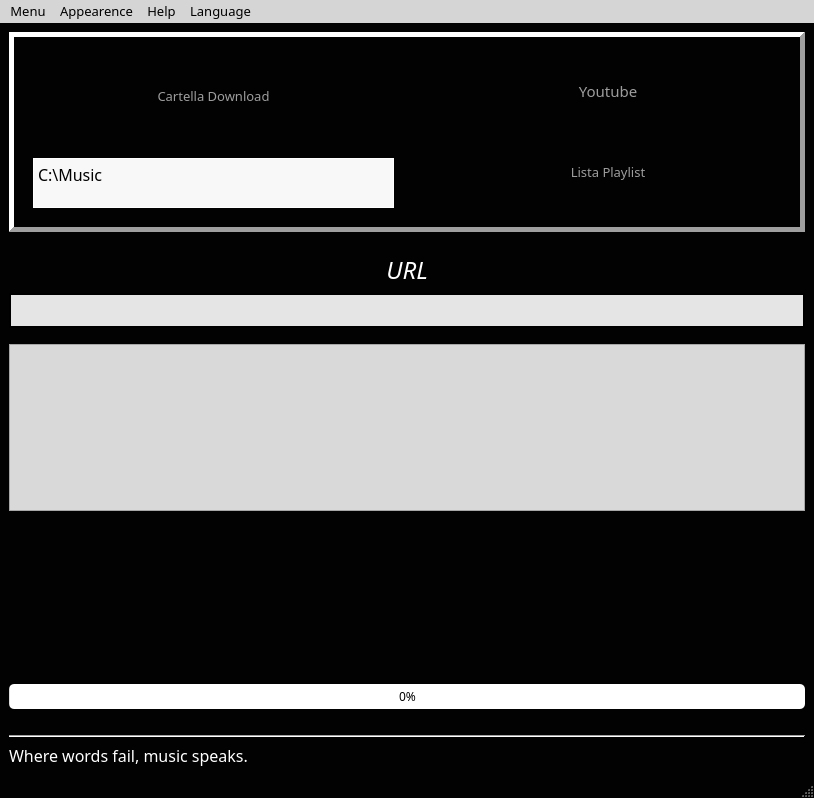
Above: gui/gui_main.ui from kekfic/mytunefy before the change. Below: the same form after it.
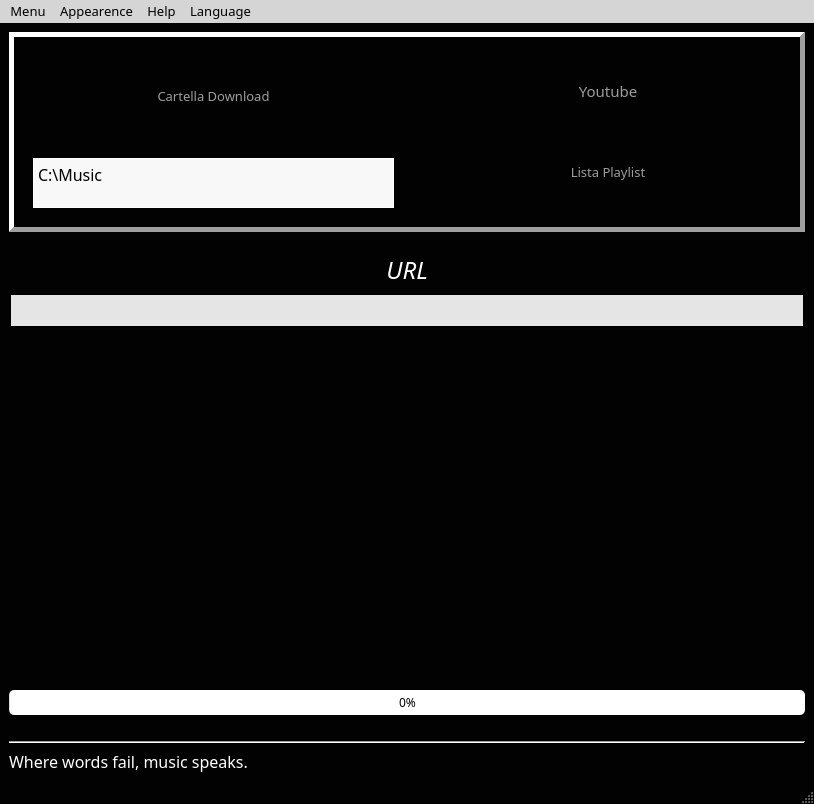
That is the form after the change. Icons and pictures are not drawn.

Diff of the .ui file:
```diff
--- a/gui/gui_main.ui
+++ b/gui/gui_main.ui
@@ -7,7 +7,7 @@
     <x>0</x>
     <y>0</y>
     <width>814</width>
-    <height>798</height>
+    <height>804</height>
    </rect>
   </property>
   <property name="maximumSize">
@@ -805,115 +805,169 @@
       <property name="palette">
        <palette>
         <active>
+         <colorrole role="WindowText">
+          <brush brushstyle="SolidPattern">
+           <color alpha="255">
+            <red>255</red>
+            <green>255</green>
+            <blue>255</blue>
+           </color>
+          </brush>
+         </colorrole>
          <colorrole role="Button">
           <brush brushstyle="SolidPattern">
            <color alpha="255">
-            <red>217</red>
-            <green>217</green>
-            <blue>217</blue>
+            <red>2</red>
+            <green>2</green>
+            <blue>2</blue>
            </color>
           </brush>
          </colorrole>
          <colorrole role="Text">
           <brush brushstyle="SolidPattern">
            <color alpha="255">
-            <red>0</red>
-            <green>149</green>
-            <blue>0</blue>
+            <red>255</red>
+            <green>255</green>
+            <blue>255</blue>
+           </color>
+          </brush>
+         </colorrole>
+         <colorrole role="ButtonText">
+          <brush brushstyle="SolidPattern">
+           <color alpha="255">
+            <red>255</red>
+            <green>255</green>
+            <blue>255</blue>
            </color>
           </brush>
          </colorrole>
          <colorrole role="Base">
           <brush brushstyle="SolidPattern">
            <color alpha="255">
-            <red>217</red>
-            <green>217</green>
-            <blue>217</blue>
+            <red>2</red>
+            <green>2</green>
+            <blue>2</blue>
            </color>
           </brush>
          </colorrole>
          <colorrole role="Window">
           <brush brushstyle="SolidPattern">
            <color alpha="255">
-            <red>217</red>
-            <green>217</green>
-            <blue>217</blue>
+            <red>2</red>
+            <green>2</green>
+            <blue>2</blue>
            </color>
           </brush>
          </colorrole>
         </active>
         <inactive>
+         <colorrole role="WindowText">
+          <brush brushstyle="SolidPattern">
+           <color alpha="255">
+            <red>255</red>
+            <green>255</green>
+            <blue>255</blue>
+           </color>
+          </brush>
+         </colorrole>
          <colorrole role="Button">
           <brush brushstyle="SolidPattern">
            <color alpha="255">
-            <red>217</red>
-            <green>217</green>
-            <blue>217</blue>
+            <red>2</red>
+            <green>2</green>
+            <blue>2</blue>
            </color>
           </brush>
          </colorrole>
          <colorrole role="Text">
           <brush brushstyle="SolidPattern">
            <color alpha="255">
-            <red>0</red>
-            <green>149</green>
-            <blue>0</blue>
+            <red>255</red>
+            <green>255</green>
+            <blue>255</blue>
+           </color>
+          </brush>
+         </colorrole>
+         <colorrole role="ButtonText">
+          <brush brushstyle="SolidPattern">
+           <color alpha="255">
+            <red>255</red>
+            <green>255</green>
+            <blue>255</blue>
            </color>
           </brush>
          </colorrole>
          <colorrole role="Base">
           <brush brushstyle="SolidPattern">
            <color alpha="255">
-            <red>217</red>
-            <green>217</green>
-            <blue>217</blue>
+            <red>2</red>
+            <green>2</green>
+            <blue>2</blue>
            </color>
           </brush>
          </colorrole>
          <colorrole role="Window">
           <brush brushstyle="SolidPattern">
            <color alpha="255">
-            <red>217</red>
-            <green>217</green>
-            <blue>217</blue>
+            <red>2</red>
+            <green>2</green>
+            <blue>2</blue>
            </color>
           </brush>
          </colorrole>
         </inactive>
         <disabled>
+         <colorrole role="WindowText">
+          <brush brushstyle="SolidPattern">
+           <color alpha="255">
+            <red>255</red>
+            <green>255</green>
+            <blue>255</blue>
+           </color>
+          </brush>
+         </colorrole>
          <colorrole role="Button">
           <brush brushstyle="SolidPattern">
            <color alpha="255">
-            <red>217</red>
-            <green>217</green>
-            <blue>217</blue>
+            <red>2</red>
+            <green>2</green>
+            <blue>2</blue>
            </color>
           </brush>
          </colorrole>
          <colorrole role="Text">
           <brush brushstyle="SolidPattern">
            <color alpha="255">
-            <red>120</red>
-            <green>120</green>
-            <blue>120</blue>
+            <red>255</red>
+            <green>255</green>
+            <blue>255</blue>
+           </color>
+          </brush>
+         </colorrole>
+         <colorrole role="ButtonText">
+          <brush brushstyle="SolidPattern">
+           <color alpha="255">
+            <red>255</red>
+            <green>255</green>
+            <blue>255</blue>
            </color>
           </brush>
          </colorrole>
          <colorrole role="Base">
           <brush brushstyle="SolidPattern">
            <color alpha="255">
-            <red>217</red>
-            <green>217</green>
-            <blue>217</blue>
+            <red>2</red>
+            <green>2</green>
+            <blue>2</blue>
            </color>
           </brush>
          </colorrole>
          <colorrole role="Window">
           <brush brushstyle="SolidPattern">
            <color alpha="255">
-            <red>217</red>
-            <green>217</green>
-            <blue>217</blue>
+            <red>2</red>
+            <green>2</green>
+            <blue>2</blue>
            </color>
           </brush>
          </colorrole>
@@ -932,11 +986,15 @@
       </property>
       <property name="styleSheet">
        <string notr="true">QListWidget{
-	background-color: rgb(217, 217, 217);
+	background-color: rgb(2, 2, 2);
 	font-family: &quot;Gill Sans MT&quot;;
+	color: white;
 }
 </string>
       </property>
+      <property name="frameShape">
+       <enum>QFrame::NoFrame</enum>
+      </property>
       <property name="alternatingRowColors">
        <bool>true</bool>
       </property>
```
Left out of the diff: 2 changed lines with no effect on the pictures.
